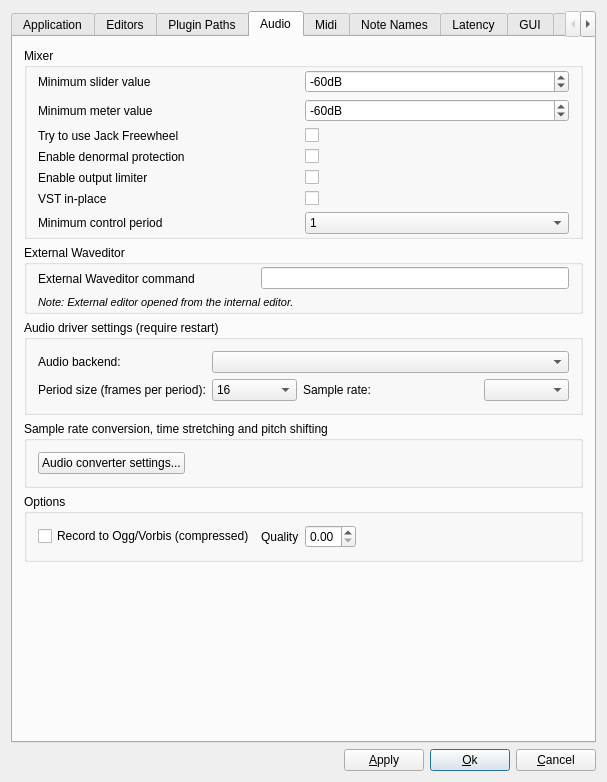
This is src/muse/components/gensetbase.ui in spamatica/muse as Qt 5 draws it before an edit. The edited form follows.
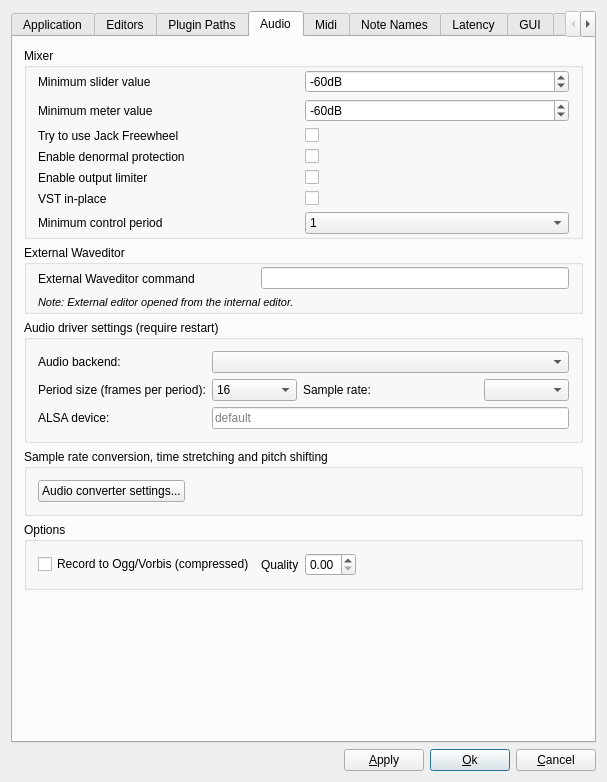
This is the edited form. The open tabs and pages were chosen to show the change.

Commit message: Add a direct ALSA audio backend

The edit to the form file:
```diff
--- a/src/muse/components/gensetbase.ui
+++ b/src/muse/components/gensetbase.ui
@@ -828,6 +828,26 @@
           <item row="0" column="1" colspan="4">
            <widget class="QComboBox" name="deviceAudioBackendComboBox"/>
           </item>
+          <item row="2" column="0">
+           <widget class="QLabel" name="deviceAudioAlsaDeviceLabel">
+            <property name="text">
+             <string>ALSA device:</string>
+            </property>
+            <property name="wordWrap">
+             <bool>false</bool>
+            </property>
+           </widget>
+          </item>
+          <item row="2" column="1" colspan="4">
+           <widget class="QLineEdit" name="deviceAudioAlsaDevice">
+            <property name="toolTip">
+             <string>The ALSA pcm device name used by the direct ALSA audio backend, for example 'hw:0,0' or 'plughw:1,0'. Leave empty for 'default'.</string>
+            </property>
+            <property name="placeholderText">
+             <string>default</string>
+            </property>
+           </widget>
+          </item>
           <item row="1" column="0">
            <widget class="QLabel" name="deviceAudioSizeLabel">
             <property name="text">
```
Left out of the diff: 1 changed line with no effect on the pictures. The commit also changes 11 other files.
